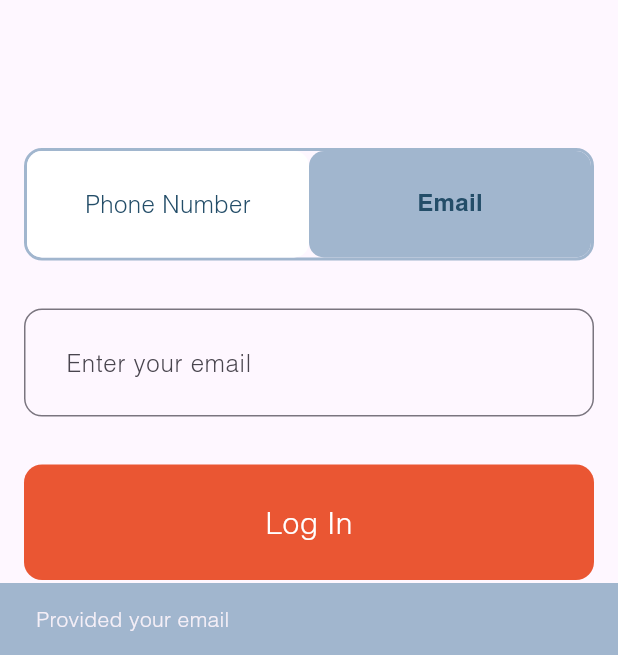
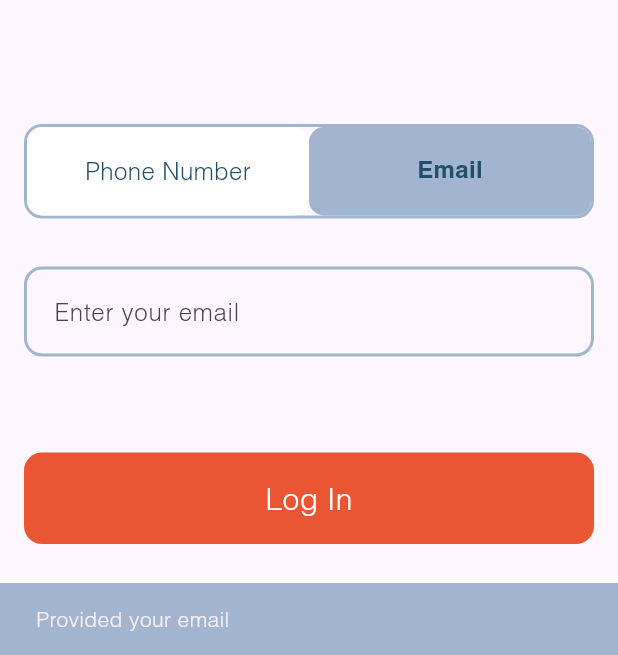
Before and after one commit to orphicsanjay/my_astro_journey, a Flutter app: the LoginPage screen opened directly, after a tap on "Email", after a tap on "Log In", on a phone screen of 412 x 824 dp, the part 581-1236 px from its top. Run offline on Flutter 3.47's test engine with Material 3 defaults, Android fonts, the phone set to English and light mode, and no system bars; our stand-ins replace cached_network_image, connectivity_plus, flutter_screenutil, image_picker, shared_preferences, sms_autofill; accounts and stored records are empty; network calls fail.

Commit message:
spacing fixng

```diff
--- a/lib/main.dart
+++ b/lib/main.dart
@@ -1,4 +1,5 @@
 import 'package:astrology/pages/auth/login.page.dart';
+import 'package:astrology/pages/user/complete_profile_page.dart';
 import 'package:astrology/providers/app_service_provider.dart';
 import 'package:astrology/providers/auth_provider.dart';
 import 'package:astrology/providers/banner_provider.dart';
@@ -54,8 +55,8 @@ class MyApp extends StatelessWidget {
           useMaterial3: true,
           fontFamily: 'Helvetica',
         ),
-        // home: const CompleteProfilePage(),
-        home: const LoginPage(),
+        home: const CompleteProfilePage(),
+        // home: const LoginPage(),
         // home: const HomePage(),
         // home: const OTPVerifiedPage(
         //   isPhoneNumber: true,
--- a/lib/pages/auth/country_widget.dart
+++ b/lib/pages/auth/country_widget.dart
@@ -26,7 +26,7 @@ class _CountryWidgetState extends State<CountryWidget> {
     return countryProvider.countryList == null
         ? Container(
             margin: const EdgeInsets.only(right: 24),
-            height: 24,
+            height: 16,
             width: 24,
             child: const CircularProgressIndicator(
               valueColor:
@@ -37,6 +37,7 @@ class _CountryWidgetState extends State<CountryWidget> {
             value: countryProvider.selectedCountry,
             isExpanded: false,
             // isDense: true,
+            padding: EdgeInsets.zero,
             items: countryProvider.countryList!.map((Country value) {
               return DropdownMenuItem<Country>(
                 value: value,
--- a/lib/pages/auth/custom_button.dart
+++ b/lib/pages/auth/custom_button.dart
@@ -13,7 +13,7 @@ class CustomButton extends StatelessWidget {
       onTap: onTap,
       child: Container(
         width: double.infinity,
-        padding: const EdgeInsets.all(24.0),
+        padding: const EdgeInsets.symmetric(horizontal: 24.0, vertical: 16.0),
         decoration: BoxDecoration(
           color: ColorUtil.colorOrange,
           borderRadius: BorderRadius.circular(12.0),
--- a/lib/pages/auth/login.page.dart
+++ b/lib/pages/auth/login.page.dart
@@ -85,11 +85,11 @@ class _LoginPageState extends State<LoginPage> {
               const QuoteWidget(),
               CustomVerticalSpacer(height: size.height * 0.1),
               Container(
-                margin: const EdgeInsets.all(16.0),
+                margin: const EdgeInsets.symmetric(horizontal: 16.0),
                 child: Column(
                   children: [
                     Container(
-                      width: size.width,
+                      margin: EdgeInsets.zero,
                       decoration: BoxDecoration(
                         border: Border.all(
                           color: ColorUtil.colorLightBlue,
@@ -98,6 +98,7 @@ class _LoginPageState extends State<LoginPage> {
                         borderRadius: BorderRadius.circular(12.0),
                       ),
                       child: Row(
+                        mainAxisSize: MainAxisSize.min,
                         children: [
                           Expanded(
                             child: GestureDetector(
@@ -108,7 +109,7 @@ class _LoginPageState extends State<LoginPage> {
                                 duration: const Duration(milliseconds: 300),
                                 curve: Curves.easeOut,
                                 padding: const EdgeInsets.symmetric(
-                                    horizontal: 16.0, vertical: 24.0),
+                                    horizontal: 16.0, vertical: 18.0),
                                 decoration: BoxDecoration(
                                   color: isPhoneNumberSelected
                                       ? ColorUtil.colorLightBlue
@@ -135,7 +136,7 @@ class _LoginPageState extends State<LoginPage> {
                                 duration: const Duration(milliseconds: 300),
                                 curve: Curves.easeIn,
                                 padding: const EdgeInsets.symmetric(
-                                    horizontal: 16, vertical: 24),
+                                    horizontal: 16.0, vertical: 18.0),
                                 decoration: BoxDecoration(
                                   color: isPhoneNumberSelected
                                       ? ColorUtil.colorWhite
@@ -172,6 +173,7 @@ class _LoginPageState extends State<LoginPage> {
                                 const CountryWidget(),
                                 Expanded(
                                   child: Container(
+                                    padding: EdgeInsets.zero,
                                     decoration: const BoxDecoration(
                                       border: Border(
                                         left: BorderSide(
@@ -185,7 +187,7 @@ class _LoginPageState extends State<LoginPage> {
                                       keyboardType: TextInputType.number,
                                       decoration: const InputDecoration(
                                         contentPadding: EdgeInsets.symmetric(
-                                            horizontal: 24, vertical: 24),
+                                            horizontal: 16.0, vertical: 16.0),
                                         border: InputBorder.none,
                                         hintText: "Enter your phone number",
                                         hintStyle: StyleUtil.style16Grey,
@@ -196,29 +198,34 @@ class _LoginPageState extends State<LoginPage> {
                               ],
                             ),
                           )
-                        : Container(
-                            child: TextFormField(
+                        : TextFormField(
                             controller: emailController,
                             keyboardType: TextInputType.emailAddress,
                             decoration: InputDecoration(
                               contentPadding: const EdgeInsets.symmetric(
-                                      horizontal: 24, vertical: 24),
+                                  horizontal: 16.0, vertical: 18.0),
                               focusedBorder: OutlineInputBorder(
-                                    borderRadius: BorderRadius.circular(
-                                        12.0), // Ensure the radius matches the default border
+                                borderRadius: BorderRadius.circular(12.0),
                                 borderSide: const BorderSide(
                                     color: ColorUtil.colorLightBlue,
-                                        width: 1.0),
+                                    width: 2.0),
+                              ),
+                              enabledBorder: OutlineInputBorder(
+                                borderRadius: BorderRadius.circular(12.0),
+                                borderSide: const BorderSide(
+                                    color: ColorUtil.colorLightBlue,
+                                    width: 2.0),
                               ),
                               border: OutlineInputBorder(
                                 borderRadius: BorderRadius.circular(12.0),
                                 borderSide: const BorderSide(
                                     color: ColorUtil.colorLightBlue,
-                                        width: 1.0),
+                                    width: 2.0),
                               ),
-                                  hintText: "Enter your email"),
+                              hintText: "Enter your email",
                             ),
                           ),
+                    const CustomVerticalSpacer(),
                     const CustomVerticalSpacer(),
                     CustomButton(
                       title: "Log In",
--- a/lib/pages/user/custom_textformfield.dart
+++ b/lib/pages/user/custom_textformfield.dart
@@ -32,7 +32,7 @@ class CustomTextFormField extends StatelessWidget {
         labelText: labelText,
         hintText: hintText,
         contentPadding:
-            const EdgeInsets.symmetric(horizontal: 20, vertical: 20),
+            const EdgeInsets.symmetric(horizontal: 16, vertical: 16),
         labelStyle: StyleUtil.style16DarkBlue,
         focusColor: ColorUtil.colorOrange,
         hintStyle: StyleUtil.style16Grey,
```
Also changed, not shown: lib/pages/user/complete_profile_page.dart (+15 -11 lines), lib/pages/user/phone_widget.dart (added, +102 -0 lines). Lines whose indentation alone changed are shown as unchanged.
